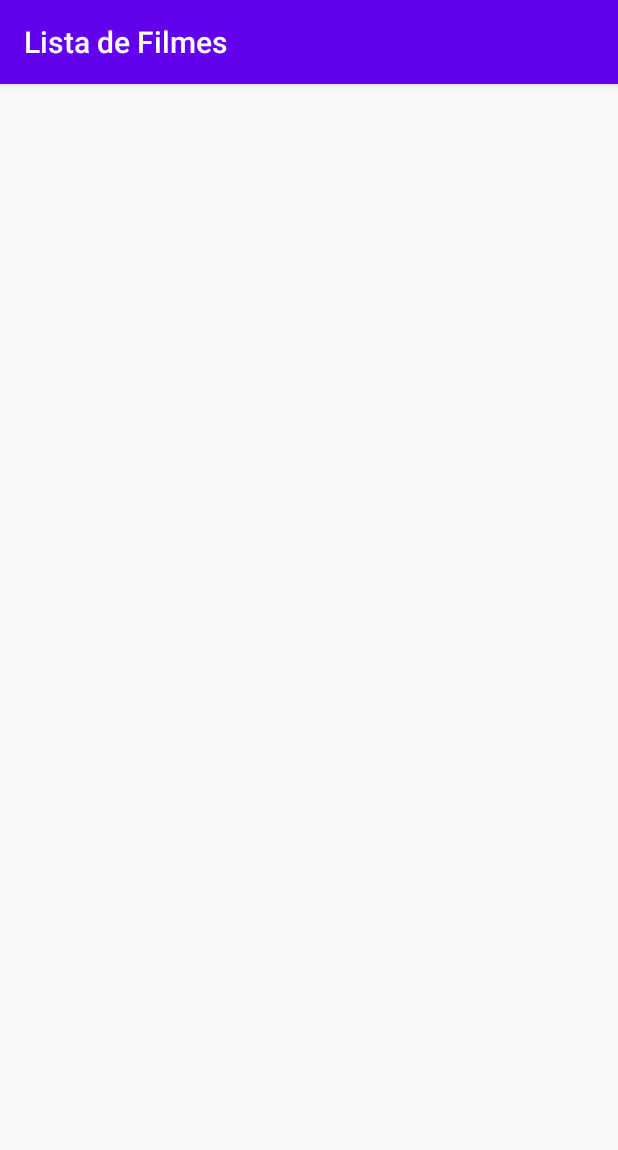
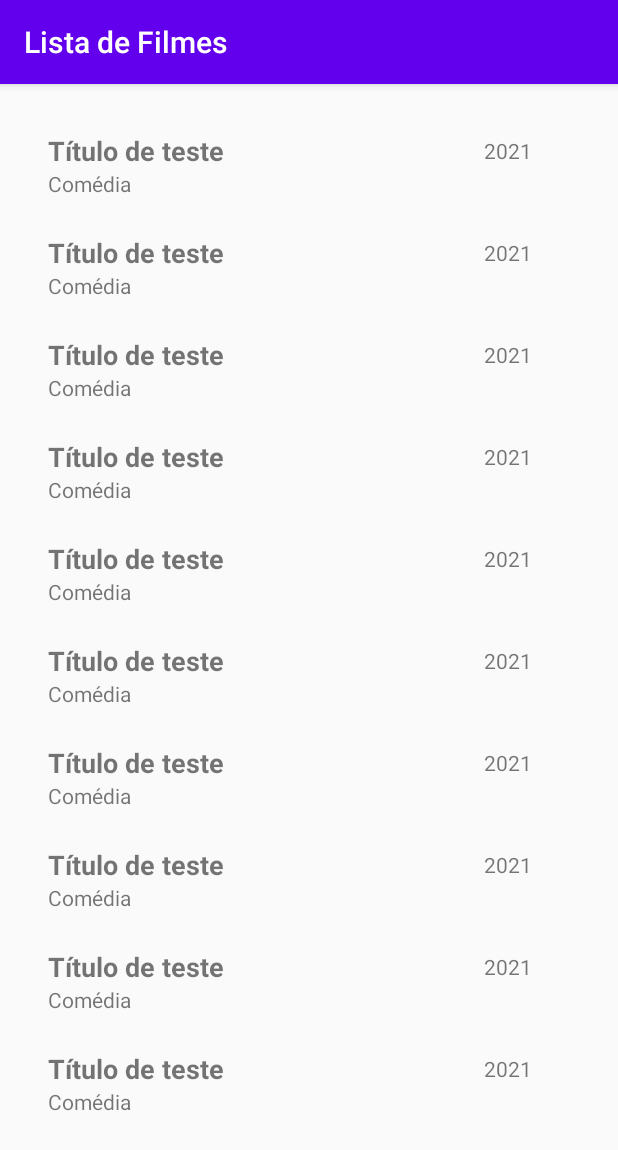
Before and after one commit to Carello930/ListaDeFilmes, an Android app: the screen it shows after launch (MainActivity), on a phone screen of 412 x 824 dp. Shown: the top 1150 px of the screen. Run offline under Robolectric (Android 15) with nearby library versions, the light colour scheme and no system bars.

Commit message:
Atualização

```diff
--- a/app/src/main/java/com/leaoartes/listadefilmes/adapterFilms/AdapterFilms.java
+++ b/app/src/main/java/com/leaoartes/listadefilmes/adapterFilms/AdapterFilms.java
@@ -23,19 +23,28 @@ public class AdapterFilms extends RecyclerView.Adapter<AdapterFilms.MyViewHolder
     @Override
     public void onBindViewHolder(@NonNull MyViewHolder holder, int position) {
 
+        holder.title.setText("Título de teste");
+        holder.category.setText("Comédia");
+        holder.year.setText("2021");
+
     }
 
     @Override
-    public int getItemCount() {
-        return 0;
+    public int getItemCount()
+    {
+        return 10;
     }
 
     public class MyViewHolder extends RecyclerView.ViewHolder{
 
-            TextView title, year, category;
+         TextView title, year, category;
 
-            public MyViewHolder(@NonNull View itemView) {
-                super(itemView);
+          public MyViewHolder(@NonNull View itemView) {
+              super(itemView);
+
+              title = itemView.findViewById(R.id.textViewTitle);
+              year = itemView.findViewById(R.id.textViewYear);
+              category = itemView.findViewById(R.id.textViewGenre);
             }
         }
 
--- a/app/src/main/java/com/leaoartes/listadefilmes/mainActivity/MainActivity.java
+++ b/app/src/main/java/com/leaoartes/listadefilmes/mainActivity/MainActivity.java
@@ -7,10 +7,17 @@ import androidx.recyclerview.widget.RecyclerView;
 import android.os.Bundle;
 
 import com.leaoartes.listadefilmes.R;
+import com.leaoartes.listadefilmes.adapterFilms.AdapterFilms;
+import com.leaoartes.listadefilmes.model.films;
+
+import java.util.ArrayList;
+import java.util.List;
 
 public class MainActivity extends AppCompatActivity {
 
-    RecyclerView recyclerViewMain;
+    private RecyclerView recyclerViewMain;
+    private List<films> movieList = new ArrayList<>();
+
 
     @Override
     protected void onCreate(Bundle savedInstanceState) {
@@ -19,14 +26,51 @@ public class MainActivity extends AppCompatActivity {
 
         recyclerViewMain = findViewById(R.id.recyclerViewMain);
 
+        //Listagem de filmes
+        this.createMovieFilms();
+
         //Configuração Adaptador
-
+        AdapterFilms adapterFilms = new AdapterFilms();
 
         //Configuração RecyclerView
         RecyclerView.LayoutManager layoutManager = new LinearLayoutManager(getApplicationContext());
         recyclerViewMain.setLayoutManager(layoutManager);
         recyclerViewMain.setHasFixedSize(true);
-        //recyclerViewMain.setAdapter();
+        recyclerViewMain.setAdapter(adapterFilms);
+
+    }
+
+    public void createMovieFilms(){
+
+        films films = new films("Homem-Aranha - De Volta ao lar", "Aventura", "2017");
+        this.movieList.add(films );
+
+        films = new films("Mulher Maravilha", "Fantasia", "2017");
+        this.movieList.add(films );
+
+        films = new films("Liga da Justiça", "Ficção", "2017");
+        this.movieList.add(films );
+
+        films = new films("Capitão América - Guerra Civíl", "Aventura/Ficção", "2016");
+        this.movieList.add(films );
+
+        films = new films("It: A Coisa", "Drama/Terror", "2017");
+        this.movieList.add(films );
+
+        films = new films("Pica=Pau: O Filme", "Comédia/Animação", "2017");
+        this.movieList.add(films );
+
+        films = new films("A Múmia", "Terror", "2017");
+        this.movieList.add(films );
+
+        films = new films("A Bela e a Fera", "Romance", "2017");
+        this.movieList.add(films );
+
+        films = new films("Meu malvado favorito 3", "Comédia", "2017");
+        this.movieList.add(films );
+
+        films = new films("Carros 3", "Comédia", "2017");
+        this.movieList.add(films );
 
     }
 }
--- a/app/src/main/res/layout/movie_list_adapter.xml
+++ b/app/src/main/res/layout/movie_list_adapter.xml
@@ -2,7 +2,7 @@
 <LinearLayout xmlns:android="http://schemas.android.com/apk/res/android"
     android:layout_width="match_parent"
     android:layout_height="wrap_content"
-    android:layout_margin="20dp"
+    android:layout_margin="12dp"
     android:orientation="vertical">
 
     <LinearLayout
@@ -24,9 +24,9 @@
             android:layout_width="wrap_content"
             android:layout_height="match_parent"
             android:layout_weight="1"
-            android:gravity="center_vertical"
+            android:gravity="center|center_vertical"
             android:text="Ano"
-            android:textSize="8sp" />
+            android:textSize="14sp" />
 
     </LinearLayout>
 
```
Also changed, not shown: app/src/main/java/com/leaoartes/listadefilmes/model/films.java (added, +40 -0 lines).
